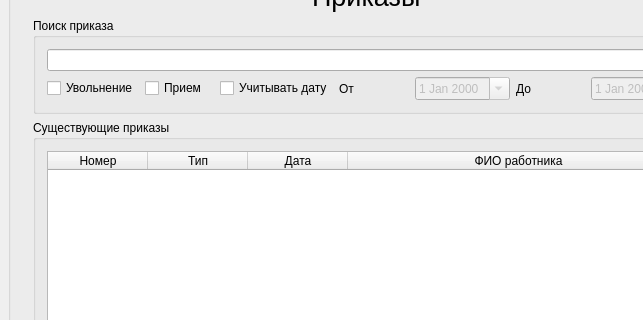
This is salary/salary.ui in a-mihaylov/salary as Qt 5 draws it before an edit; both pictures show x 237 to 880 and y 86 to 406 of the 984 by 567 pixel window. The edited form follows.
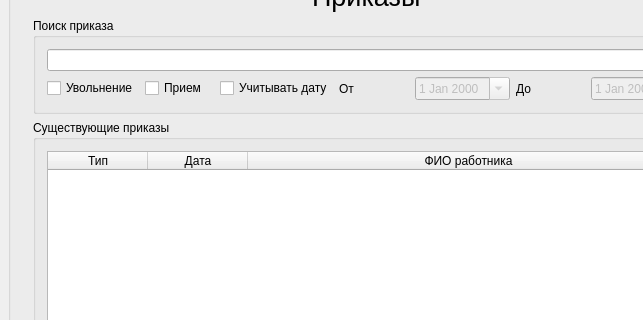
This is the edited form. Custom widgets are drawn as their Qt base class.

Commit message: Функции работы с приказами переписаны под TableWidget.

```diff
--- a/salary/salary.ui
+++ b/salary/salary.ui
@@ -790,11 +790,6 @@
                     <attribute name="horizontalHeaderStretchLastSection">
                      <bool>true</bool>
                     </attribute>
-                    <column>
-                     <property name="text">
-                      <string>Номер</string>
-                     </property>
-                    </column>
                     <column>
                      <property name="text">
                       <string>Тип</string>
```
Left out of the diff: 6 changed lines with no effect on the pictures. The commit also changes 2 other files.
